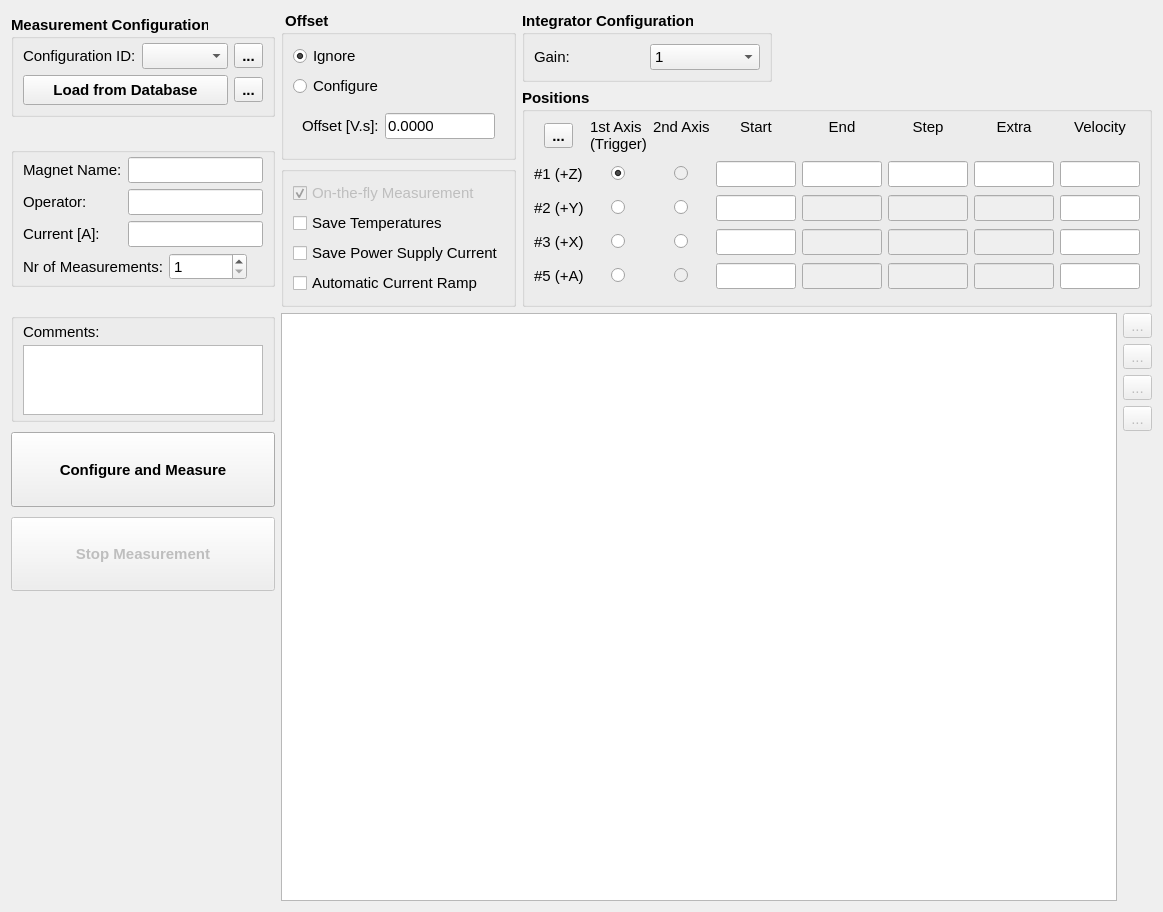
Before: the Qt Designer form hallbench/gui/ui/integratormeasurementwidget.ui in lnls-ima/hall-bench-control, drawn with Qt 5.
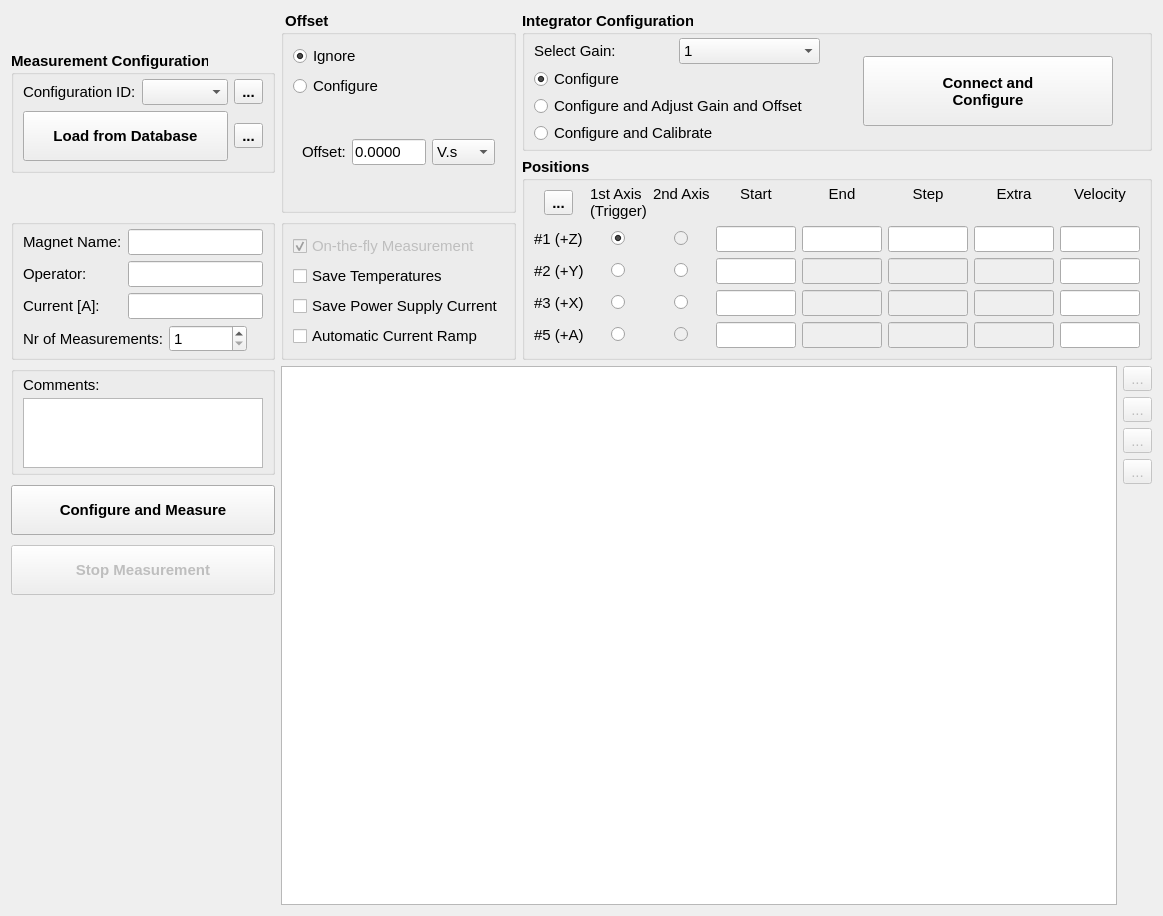
After: the same form once the commit is applied. The open tabs and pages were chosen to show the change. Icons and pictures are not drawn. Custom widgets are drawn as their Qt base class.

Commit message: Adding option to calibrate integrator and fixing bugs

The edit to the form file:
```diff
--- a/hallbench/gui/ui/integratormeasurementwidget.ui
+++ b/hallbench/gui/ui/integratormeasurementwidget.ui
@@ -112,7 +112,7 @@
         <property name="minimumSize">
          <size>
           <width>200</width>
-          <height>30</height>
+          <height>50</height>
          </size>
         </property>
         <property name="maximumSize">
@@ -129,10 +129,10 @@
      </layout>
     </widget>
    </item>
-   <item row="0" column="1" rowspan="3">
+   <item row="0" column="1" rowspan="2">
     <widget class="QGroupBox" name="groupBox_7">
      <property name="sizePolicy">
-      <sizepolicy hsizetype="Preferred" vsizetype="Maximum">
+      <sizepolicy hsizetype="Preferred" vsizetype="Preferred">
        <horstretch>0</horstretch>
        <verstretch>0</verstretch>
       </sizepolicy>
@@ -193,7 +193,7 @@
              </font>
             </property>
             <property name="text">
-             <string>Offset [V.s]:</string>
+             <string>Offset:</string>
             </property>
            </widget>
           </item>
@@ -210,6 +210,42 @@
             </property>
            </widget>
           </item>
+          <item row="0" column="2">
+           <widget class="QComboBox" name="cmb_offset_unit">
+            <property name="sizePolicy">
+             <sizepolicy hsizetype="Maximum" vsizetype="Fixed">
+              <horstretch>0</horstretch>
+              <verstretch>0</verstretch>
+             </sizepolicy>
+            </property>
+            <property name="font">
+             <font>
+              <weight>50</weight>
+              <bold>false</bold>
+             </font>
+            </property>
+            <item>
+             <property name="text">
+              <string>V.s</string>
+             </property>
+            </item>
+            <item>
+             <property name="text">
+              <string>mV.s</string>
+             </property>
+            </item>
+            <item>
+             <property name="text">
+              <string>uV.s</string>
+             </property>
+            </item>
+            <item>
+             <property name="text">
+              <string>nV.s</string>
+             </property>
+            </item>
+           </widget>
+          </item>
          </layout>
         </widget>
        </widget>
@@ -218,8 +254,6 @@
     </widget>
    </item>
    <item row="0" column="2">
-    <layout class="QHBoxLayout" name="horizontalLayout">
-     <item>
       <widget class="QGroupBox" name="groupBox_6">
        <property name="sizePolicy">
         <sizepolicy hsizetype="Preferred" vsizetype="Maximum">
@@ -243,7 +277,20 @@
         <string>Integrator Configuration</string>
        </property>
        <layout class="QGridLayout" name="gridLayout">
+      <property name="topMargin">
+       <number>3</number>
+      </property>
+      <property name="bottomMargin">
+       <number>3</number>
+      </property>
+      <property name="spacing">
+       <number>3</number>
+      </property>
         <item row="0" column="0">
+       <layout class="QVBoxLayout" name="verticalLayout_6">
+        <item>
+         <layout class="QHBoxLayout" name="horizontalLayout_2">
+          <item>
          <widget class="QLabel" name="label_2">
           <property name="font">
            <font>
@@ -252,11 +299,11 @@
            </font>
           </property>
           <property name="text">
-           <string>Gain:</string>
+             <string>Select Gain:</string>
           </property>
          </widget>
         </item>
-        <item row="0" column="1">
+          <item>
          <widget class="QComboBox" name="cmb_integrator_gain">
           <property name="sizePolicy">
            <sizepolicy hsizetype="Preferred" vsizetype="Fixed">
@@ -317,25 +364,133 @@
           </item>
          </widget>
         </item>
-       </layout>
-      </widget>
-     </item>
      <item>
       <spacer name="horizontalSpacer">
        <property name="orientation">
         <enum>Qt::Horizontal</enum>
        </property>
+            <property name="sizeType">
+             <enum>QSizePolicy::Preferred</enum>
+            </property>
        <property name="sizeHint" stdset="0">
         <size>
-         <width>395</width>
-         <height>17</height>
+              <width>40</width>
+              <height>20</height>
         </size>
        </property>
       </spacer>
      </item>
     </layout>
    </item>
-   <item row="1" column="2" rowspan="3">
+        <item>
+         <widget class="QRadioButton" name="rbt_configure">
+          <property name="font">
+           <font>
+            <weight>50</weight>
+            <bold>false</bold>
+           </font>
+          </property>
+          <property name="text">
+           <string>Configure</string>
+          </property>
+          <property name="checked">
+           <bool>true</bool>
+          </property>
+         </widget>
+        </item>
+        <item>
+         <widget class="QRadioButton" name="rbt_configure_adjust">
+          <property name="font">
+           <font>
+            <weight>50</weight>
+            <bold>false</bold>
+           </font>
+          </property>
+          <property name="text">
+           <string>Configure and Adjust Gain and Offset</string>
+          </property>
+         </widget>
+        </item>
+        <item>
+         <widget class="QRadioButton" name="rbt_configure_calibrate">
+          <property name="font">
+           <font>
+            <weight>50</weight>
+            <bold>false</bold>
+           </font>
+          </property>
+          <property name="text">
+           <string>Configure and Calibrate</string>
+          </property>
+         </widget>
+        </item>
+       </layout>
+      </item>
+      <item row="0" column="1">
+       <layout class="QHBoxLayout" name="horizontalLayout">
+        <item>
+         <widget class="QPushButton" name="pbt_configure_integrator">
+          <property name="minimumSize">
+           <size>
+            <width>200</width>
+            <height>70</height>
+           </size>
+          </property>
+          <property name="maximumSize">
+           <size>
+            <width>250</width>
+            <height>16777215</height>
+           </size>
+          </property>
+          <property name="text">
+           <string>Connect and
+Configure</string>
+          </property>
+         </widget>
+        </item>
+        <item>
+         <widget class="QLabel" name="la_integrator_led">
+          <property name="enabled">
+           <bool>false</bool>
+          </property>
+          <property name="sizePolicy">
+           <sizepolicy hsizetype="Fixed" vsizetype="Fixed">
+            <horstretch>0</horstretch>
+            <verstretch>0</verstretch>
+           </sizepolicy>
+          </property>
+          <property name="minimumSize">
+           <size>
+            <width>0</width>
+            <height>0</height>
+           </size>
+          </property>
+          <property name="maximumSize">
+           <size>
+            <width>24</width>
+            <height>24</height>
+           </size>
+          </property>
+          <property name="text">
+           <string/>
+          </property>
+          <property name="pixmap">
+           <pixmap>../../resources/img/green_light.png</pixmap>
+          </property>
+          <property name="scaledContents">
+           <bool>true</bool>
+          </property>
+          <property name="alignment">
+           <set>Qt::AlignCenter</set>
+          </property>
+         </widget>
+        </item>
+       </layout>
+      </item>
+     </layout>
+    </widget>
+   </item>
+   <item row="1" column="2" rowspan="2">
     <widget class="QGroupBox" name="groupBox_2">
      <property name="sizePolicy">
       <sizepolicy hsizetype="Expanding" vsizetype="Preferred">
@@ -935,10 +1090,10 @@
      </layout>
     </widget>
    </item>
-   <item row="2" column="0" rowspan="2">
+   <item row="2" column="0">
     <widget class="QGroupBox" name="groupBox_4">
      <property name="sizePolicy">
-      <sizepolicy hsizetype="Maximum" vsizetype="Maximum">
+      <sizepolicy hsizetype="Maximum" vsizetype="Preferred">
        <horstretch>0</horstretch>
        <verstretch>0</verstretch>
       </sizepolicy>
@@ -1114,10 +1269,10 @@
      </layout>
     </widget>
    </item>
-   <item row="3" column="1">
+   <item row="2" column="1">
     <widget class="QGroupBox" name="groupBox_8">
      <property name="sizePolicy">
-      <sizepolicy hsizetype="Maximum" vsizetype="Maximum">
+      <sizepolicy hsizetype="Preferred" vsizetype="Maximum">
        <horstretch>0</horstretch>
        <verstretch>0</verstretch>
       </sizepolicy>
@@ -1193,7 +1348,7 @@
      </layout>
     </widget>
    </item>
-   <item row="4" column="0">
+   <item row="3" column="0">
     <layout class="QVBoxLayout" name="verticalLayout">
      <property name="spacing">
       <number>10</number>
@@ -1343,7 +1498,7 @@
      </item>
     </layout>
    </item>
-   <item row="4" column="1" colspan="2">
+   <item row="3" column="1" colspan="2">
     <layout class="QHBoxLayout" name="horizontalLayout_9">
      <item>
       <widget class="PlotWidget" name="pw_graph">
```
Lines whose indentation alone changed are shown as unchanged. The commit also changes 4 other files.
